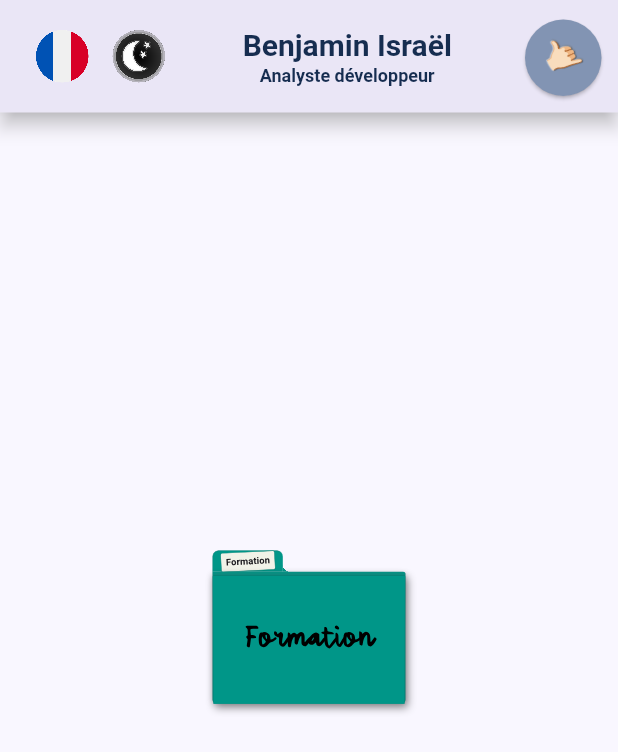
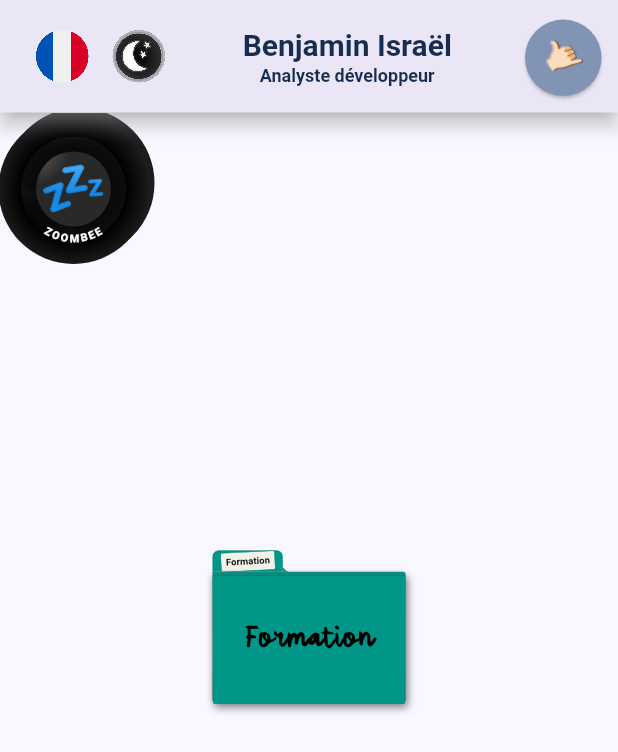
Before and after one commit to adagioribbit/flutter_online_resume, a Flutter app: the screen it shows after launch, on a phone screen of 412 x 824 dp. Shown: the top 752 px of the screen. Run offline on Flutter 3.47's test engine with Material 3 defaults, Android fonts, the phone set to English and light mode, and no system bars; our stand-ins replace web.

Commit message:
- Add multilayered body - Code cleaning

```diff
--- a/lib/main.dart
+++ b/lib/main.dart
@@ -77,7 +77,11 @@ Allez, je fais du multiligne pour peindre cette page blanche de daube !''';
                 extendBody: true,
                 backgroundColor: ColorChart.appBackground,
                 appBar: SiteHeader(),
-              body: ManilaFolder(
+                body: Stack(children: [
+                  Zoombee(
+                    radius: 50,
+                  ),
+                  ManilaFolder(
                       stickerLabelText: "Formation",
                       stickerRotationAngle: -(pi / 60),
                       stickerFontSize: 20.0,
@@ -88,10 +92,7 @@ Allez, je fais du multiligne pour peindre cette page blanche de daube !''';
                         fontFamily: "Sabenya",
                         color: Colors.black,
                       )),
-            ),
-            //Zoombee(
-            //  radius: 50,
-            //)
+                ])),
             //Transform(
             //    alignment: FractionalOffset.center,
             //    origin: Offset(0, 221),
--- a/lib/widgets/manila_folder.dart
+++ b/lib/widgets/manila_folder.dart
@@ -138,7 +138,6 @@ class _ManilaFolderState extends State<ManilaFolder>
       folderCoverTransformOrigin =
           Offset(0, folderCoverProportions.maxHeight / 1.75);
       folderBackTransformOrigin = Offset(0, folderCoverTransformOrigin.dy);
-      print("folderBackTransformOrigin = $folderBackTransformOrigin");
       _frontCoverMarkupAdjustedFontSize =
           widget.frontCoverMarkupTextStyle.fontSize! / widthToParentRatio;
     } else {
@@ -154,9 +153,6 @@ class _ManilaFolderState extends State<ManilaFolder>
       _frontCoverMarkupAdjustedFontSize =
           widget.frontCoverMarkupTextStyle.fontSize!;
     }
-
-    print(
-        "parentDimensionRatio = $parentDimensionRatio //// heightToParentRatio = $heightToParentRatio //// widthToParentRatio = $widthToParentRatio //// fitScreenZoomFactor = $fitScreenZoomFactor");
     setState(() => {});
   }
 
```
Lines whose indentation alone changed are shown as unchanged.
